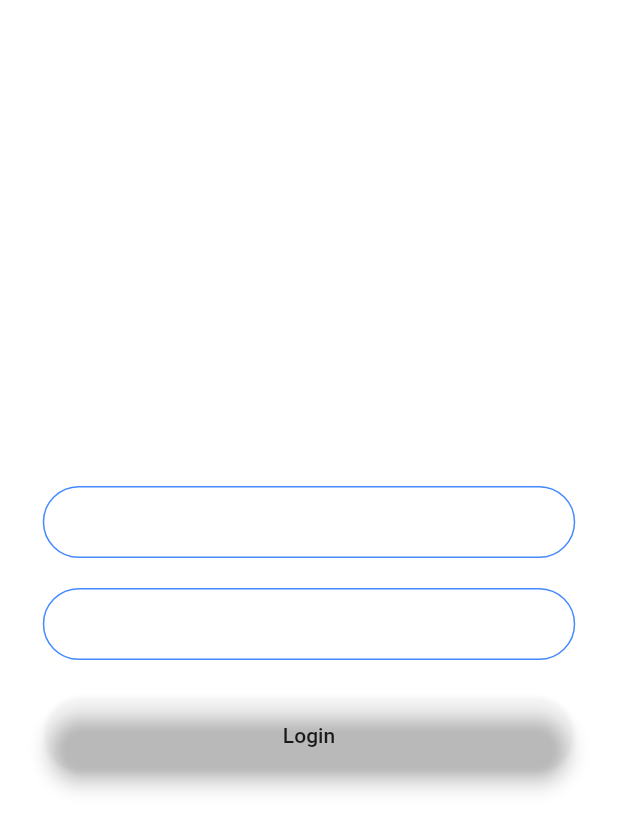
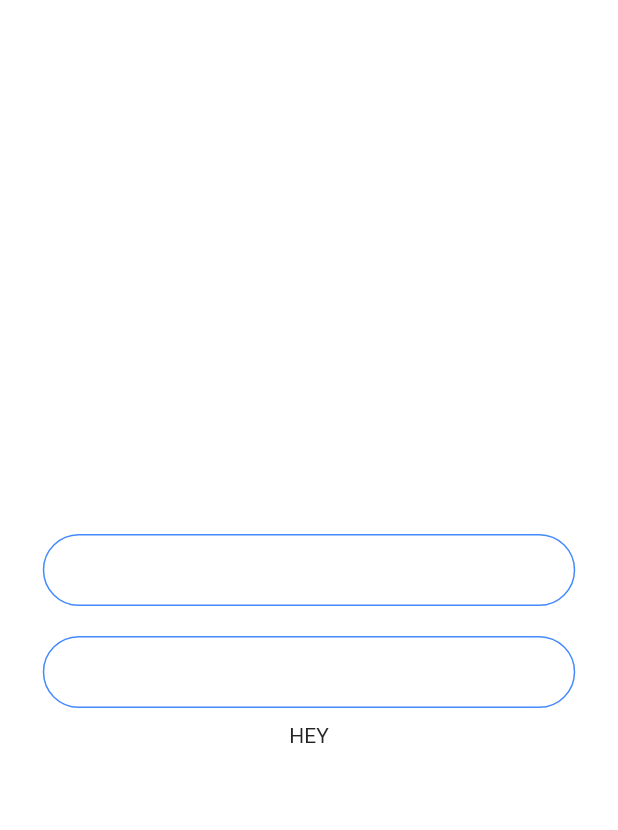
Before and after one commit to gunaa12/Time-Bound, a Flutter app: the screen it shows after launch, on a phone screen of 412 x 824 dp. Shown: the top 830 px of the screen. Run offline on Flutter 3.47's test engine with Material 2 defaults, Android fonts, the phone set to English and light mode, and no system bars.

Commit message:
register.dart

```diff
--- a/lib/main.dart
+++ b/lib/main.dart
@@ -1,6 +1,8 @@
 // Imports
 import 'package:flutter/material.dart';
 import 'package:time_bound/screens/login.dart';
+import 'package:time_bound/screens/register.dart';
+
 
 void main() => runApp(timeBound());
 
@@ -14,11 +16,11 @@ class timeBound extends StatelessWidget {
         backgroundColor: Colors.black12,
       ),
 
-      initialRoute: LoginScreen.id,
+      initialRoute: RegisterScreen.id,
       routes: {
         // HomeScreen.id: (context) => HomeScreen(),
         LoginScreen.id: (context) => LoginScreen(),
-        // RegisterScreen.id: (context) => RegisterScreen(),
+        RegisterScreen.id: (context) => RegisterScreen(),
       },
     );
   }
--- /dev/null
+++ b/lib/screens/register.dart
@@ -0,0 +1,98 @@
+// Imports
+import 'package:flutter/cupertino.dart';
+import 'package:flutter/material.dart';
+import 'package:time_bound/constants.dart';
+import 'package:time_bound/button.dart';
+
+class RegisterScreen extends StatefulWidget {
+  static const String id = "register_screen_id";
+
+  @override
+  State<RegisterScreen> createState() => _RegisterScreenState();
+}
+
+class _RegisterScreenState extends State<RegisterScreen> {
+  // Attributes
+  //late FirebaseAuth _auth;
+  late String _email;
+  late String _password;
+
+  /*
+  @override
+  void initState() {
+    _auth = FirebaseAuth.instance;
+  }
+  */
+
+  @override
+  Widget build(BuildContext context) {
+    return Scaffold(
+      backgroundColor: kDarkBlue,
+      body: SafeArea(
+        child: Container(
+          child: Center(
+            child: Column(
+              mainAxisAlignment: MainAxisAlignment.center,
+              children: [
+                //Hero(tag: 'logo', child: logo),
+                SizedBox(height:20),
+                Container(
+                  width: 375,
+                  padding: EdgeInsets.all(10),
+                  child: TextField(
+                    style: TextStyle(
+                      color: Colors.white,
+                    ),
+                    onChanged: (String text) {
+                      _email = text;
+                    },
+                    decoration: kInputFieldDecoration.copyWith(
+                      hintText: 'Enter e-mail here',
+                      hintStyle: TextStyle(color: Colors.white),
+                    ),
+                  ),
+                ),
+                Container(
+                  width: 375,
+                  padding: EdgeInsets.all(10),
+                  child: TextField(
+                    onChanged: (String text) {
+                      _password = text;
+                    },
+                    style: TextStyle(
+                      color: Colors.white,
+                    ),
+                    obscureText: true,
+                    decoration: kInputFieldDecoration.copyWith(
+                      hintText: 'Enter password here',
+                      hintStyle: TextStyle(color: Colors.white),
+                    ),
+                  ),
+                ),
+                Hero(
+                  tag: 'RegisterButton',
+                  child: Text("HEY"),
+                  /*
+                  child: Button(
+                      content: Text('Register'),
+                      color: kDarkOrange,
+                      onPress: () async {
+                        try {
+                          await _auth.createUserWithEmailAndPassword(
+                              email: _email, password: _password);
+                          Navigator.pushNamed(context, LobbyScreen.id);
+                        }
+                        catch (e) {
+                          print(e);
+                        }
+                      }
+                  ),*/
+                ),
+              ],
+            ),
+          ),
+        ),
+      ),
+    );
+  }
+}
```
